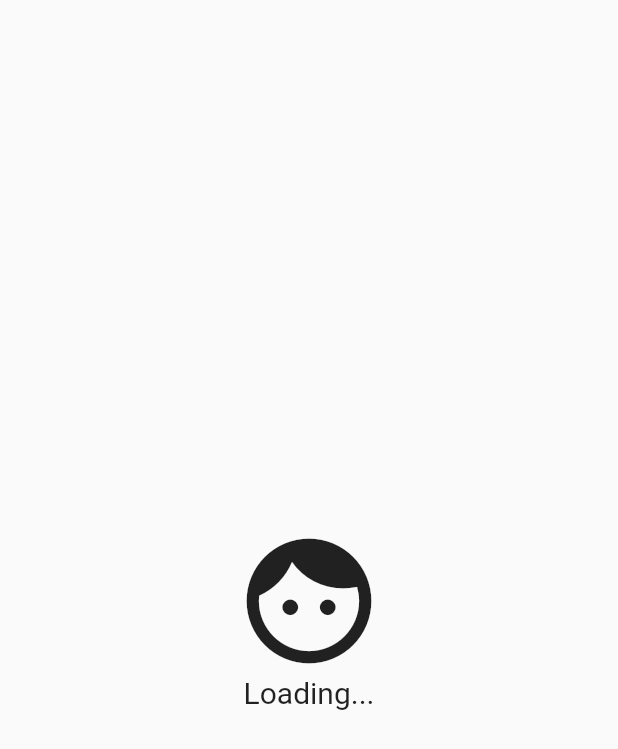
After one commit to YEANSEYHA/flutter_lesson1, a Flutter app: the first screen one second after launch, on a phone screen of 412 x 824 dp. The commit adds this screen. Shown: the top 749 px of the screen. Run offline on Flutter 3.47's test engine with Material 2 defaults, Android fonts, the phone set to English and light mode, and no system bars; our stand-ins replace carousel_slider, font_awesome_flutter.

Commit message:
Load data from api

```diff
--- /dev/null
+++ b/lib/multitask_modules/apps/task_app.dart
@@ -0,0 +1,30 @@
+import 'package:flutter/material.dart';
+import 'package:lesson01/multitask_modules/logics/post_logic.dart';
+import 'package:lesson01/multitask_modules/pages/task_splash_page.dart';
+import 'package:provider/provider.dart';
+
+Widget taskWithProvider() {
+  return MultiProvider(
+    providers: [
+      ChangeNotifierProvider(create: (context) => PostLogic()),
+    ],
+    child: TaskApp(),
+  );
+}
+
+class TaskApp extends StatelessWidget {
+  const TaskApp({Key? key}) : super(key: key);
+
+  @override
+  Widget build(BuildContext context) {
+    return MaterialApp(
+      debugShowCheckedModeBanner: false,
+      home: TaskSplashPage(),
+      theme: ThemeData(
+        textTheme: TextTheme(
+          bodyText2: TextStyle(fontSize: 20),
+        ),
+      ),
+    );
+  }
+}
--- /dev/null
+++ b/lib/multitask_modules/logics/post_logic.dart
@@ -0,0 +1,28 @@
+import 'package:flutter/material.dart';
+import 'package:lesson01/multitask_modules/services/post_service.dart';
+import '../models/post_model.dart';
+
+class PostLogic extends ChangeNotifier {
+  List<PostModel>? _postList;
+  List<PostModel>? get postList => _postList;
+
+  String? _error;
+  String? get error => _error;
+
+  bool _loading = false;
+  bool get loading => _loading;
+
+  void setLoading() {
+    _loading = true;
+    notifyListeners();
+  }
+
+  Future read() async {
+    await PostService.getData(
+      onSuccess: (data) => _postList = data,
+      onError: (e) => _error = e,
+    );
+    _loading = false;
+    notifyListeners();
+  }
+}
--- /dev/null
+++ b/lib/multitask_modules/models/post_model.dart
@@ -0,0 +1,25 @@
+class PostModel {
+  late int userId;
+  late int id;
+  late String title;
+  late String body;
+
+  PostModel({
+    this.userId = 0,
+    this.id = 0,
+    this.title = "no title",
+    this.body = "no body",
+  });
+
+  PostModel.fromJson(Map<String, dynamic> item) {
+    userId = item["userId"];
+    id = item["id"];
+    title = item["title"];
+    body = item["body"];
+  }
+
+  @override
+  String toString() {
+    return "userId: $userId, id: $id, title: $title, body: $body";
+  }
+}
--- /dev/null
+++ b/lib/multitask_modules/pages/task_splash_page.dart
@@ -0,0 +1,40 @@
+import 'package:flutter/material.dart';
+import 'package:lesson01/multitask_modules/logics/post_logic.dart';
+import 'package:lesson01/multitask_modules/pages/task_page.dart';
+import 'package:provider/provider.dart';
+
+class TaskSplashPage extends StatefulWidget {
+  const TaskSplashPage({Key? key}) : super(key: key);
+
+  @override
+  State<TaskSplashPage> createState() => _TaskSplashPageState();
+}
+
+class _TaskSplashPageState extends State<TaskSplashPage> {
+  @override
+  void initState() {
+    super.initState();
+    Future.delayed(Duration(seconds: 1), () async {
+      await context.read<PostLogic>().read();
+      Navigator.of(context).pushReplacement(
+        MaterialPageRoute(
+          builder: (context) => TaskPage(),
+        ),
+      );
+    });
+  }
+
+  @override
+  Widget build(BuildContext context) {
+    return Scaffold(
+      body: Column(
+        mainAxisAlignment: MainAxisAlignment.center,
+        children: [
+          Center(child: Icon(Icons.face, size: 100)),
+          Text("Loading..."),
+          // CircularProgressIndicator(),
+        ],
+      ),
+    );
+  }
+}
--- a/lib/pages/main_page.dart
+++ b/lib/pages/main_page.dart
@@ -6,6 +6,7 @@ class MainPage extends StatelessWidget {
   @override
   Widget build(BuildContext context) {
     return Scaffold(
+      resizeToAvoidBottomInset: false,
       appBar: _buildAppBar,
       body: buildText(),
       bottomNavigationBar: _buildBottom,
--- a/pubspec.yaml
+++ b/pubspec.yaml
@@ -40,6 +40,7 @@ dependencies:
   carousel_slider: ^4.2.1
   flutter_image_slideshow: ^0.1.4
   provider: ^6.0.5
+  http: ^0.13.5
 
 
 dev_dependencies:
```
Also changed, not shown: lib/main.dart (+7 -6 lines), lib/multitask_modules/pages/task_page.dart (added, +135 -0 lines), lib/multitask_modules/services/post_service.dart (added, +28 -0 lines), pubspec.lock.
